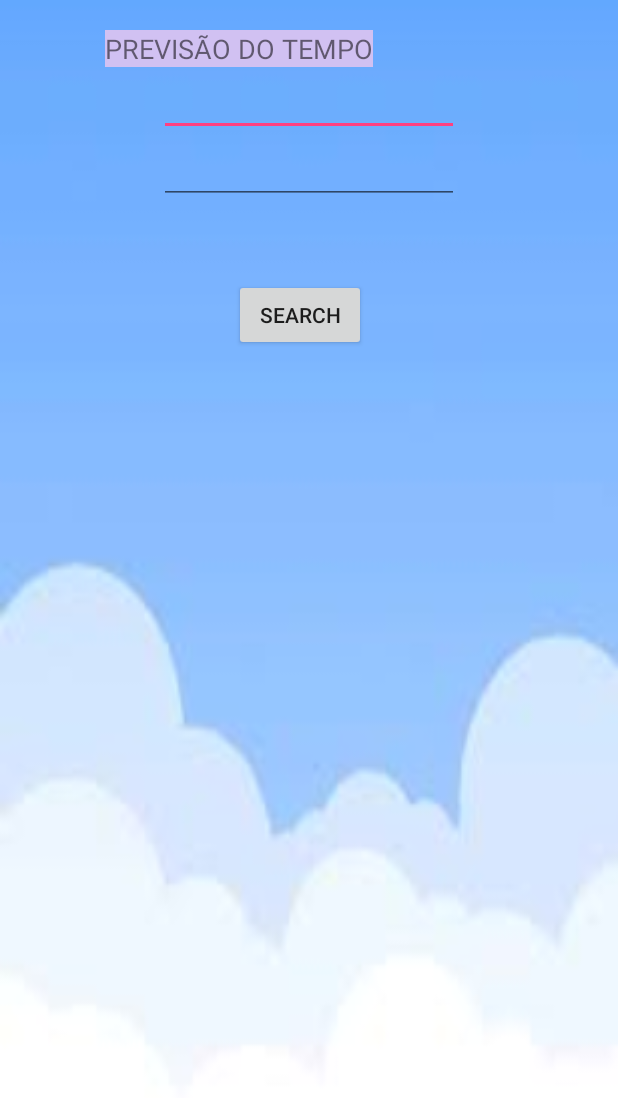
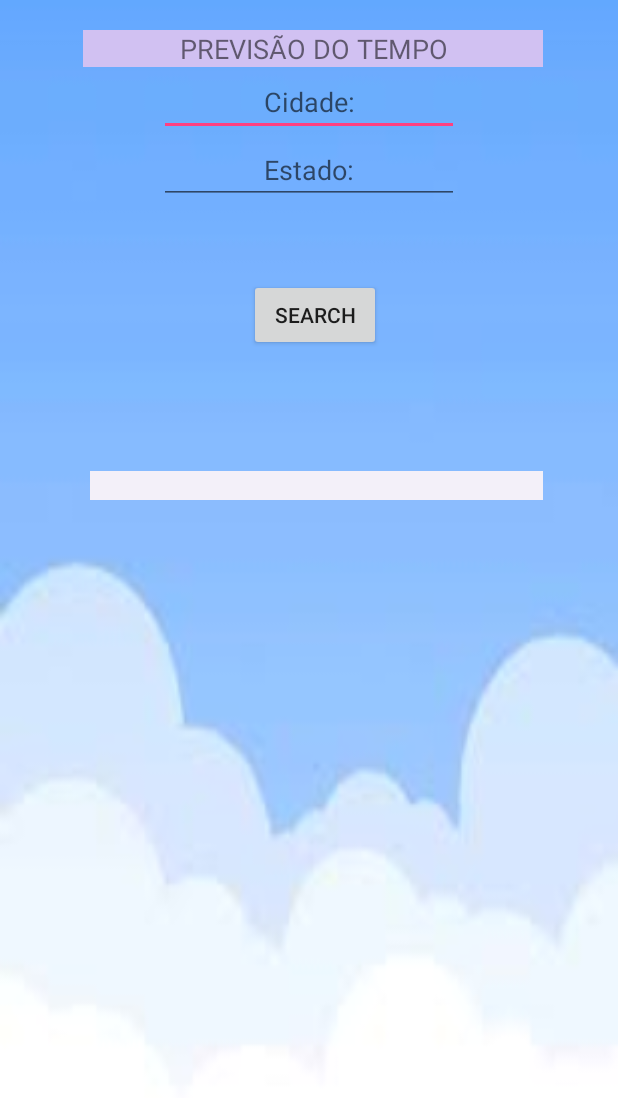
Before and after one commit to daf198103/Previs-o_do_Tempo, an Android app: the screen it shows after launch (MainActivity), on a phone screen of 412 x 824 dp. Shown: the top 1098 px of the screen. Run offline under Robolectric (Android 15) with nearby library versions, the phone set to English and light mode, and no system bars.

Commit message:
Update activity_main.xml

```diff
--- a/app/src/main/res/layout/activity_main.xml
+++ b/app/src/main/res/layout/activity_main.xml
@@ -15,11 +15,12 @@
         tools:context="com.example.aluno.myapplication.MainActivity">
 
         <TextView
-        android:layout_width="wrap_content"
+            android:layout_width="match_parent"
             android:layout_height="wrap_content"
             android:background="#d1c1f2"
             android:textSize="18sp"
-        android:layout_marginLeft="70dp"
+            android:gravity="center"
+            android:layout_marginLeft="55dp"
             android:layout_marginRight="50dp"
             android:layout_marginTop="20dp"
             android:text="PREVISÃO DO TEMPO"/>
@@ -28,10 +29,12 @@
         <EditText
             android:id="@+id/City"
             android:entries="@string/cidade"
+            android:hint="Cidade:"
             android:layout_width="200dp"
             android:layout_height="wrap_content"
             android:layout_alignParentTop="true"
             android:layout_centerHorizontal="true"
+            android:gravity="center"
             android:layout_marginTop="45dp"
             android:maxLength="30">
         </EditText>
@@ -39,8 +42,10 @@
         <EditText
             android:id="@+id/Estado"
             android:entries="@string/estado"
+            android:hint="Estado:"
             android:layout_width="200dp"
             android:layout_height="wrap_content"
+            android:gravity="center"
             android:layout_alignLeft="@id/City"
             android:layout_below="@id/City"
             android:maxLength="2">
@@ -52,7 +57,7 @@
             android:layout_width="wrap_content"
             android:layout_height="wrap_content"
             android:layout_alignLeft="@id/City"
-        android:layout_marginLeft="50dp"
+            android:layout_marginLeft="60dp"
             android:layout_marginRight="50dp"
             android:layout_marginTop="50dp"
             android:layout_marginBottom="100dp"
@@ -62,13 +67,14 @@
 
         <TextView android:id="@+id/result"
             android:text="@string/results"
-        android:layout_width="wrap_content"
+            android:layout_width="match_parent"
             android:layout_height="wrap_content"
-        android:layout_marginTop="0dp"
-        android:layout_marginLeft="40dp"
-        android:layout_marginRight="40dp"
+            android:layout_marginTop="-20dp"
+            android:layout_marginLeft="60dp"
+            android:layout_marginRight="50dp"
             android:layout_marginBottom="50dp"
             android:background="#f3f0f9"
+            android:gravity="center"
             android:layout_below="@+id/buttonSearch"
             android:layout_alignParentLeft="@+id/buttonSearch">
         </TextView>
```
Lines whose indentation alone changed are shown as unchanged.
